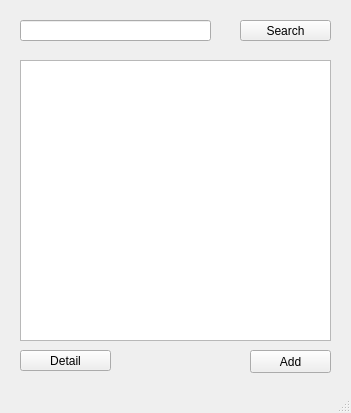
This is together/Admin_list.ui in SDSMT-CSC464-F15/dancesoft as Qt 5 draws it before an edit. The edited form follows.
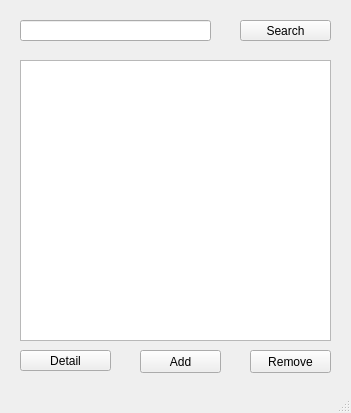
This is the edited form.

The edit to the form file:
```diff
--- a/together/Admin_list.ui
+++ b/together/Admin_list.ui
@@ -63,7 +63,7 @@
    <widget class="QPushButton" name="Add_btn">
     <property name="geometry">
      <rect>
-      <x>250</x>
+      <x>140</x>
       <y>350</y>
       <width>81</width>
       <height>23</height>
@@ -73,6 +73,19 @@
      <string>Add</string>
     </property>
    </widget>
+   <widget class="QPushButton" name="Remove_btn">
+    <property name="geometry">
+     <rect>
+      <x>250</x>
+      <y>350</y>
+      <width>81</width>
+      <height>23</height>
+     </rect>
+    </property>
+    <property name="text">
+     <string>Remove</string>
+    </property>
+   </widget>
   </widget>
   <widget class="QMenuBar" name="menubar">
    <property name="geometry">
```
